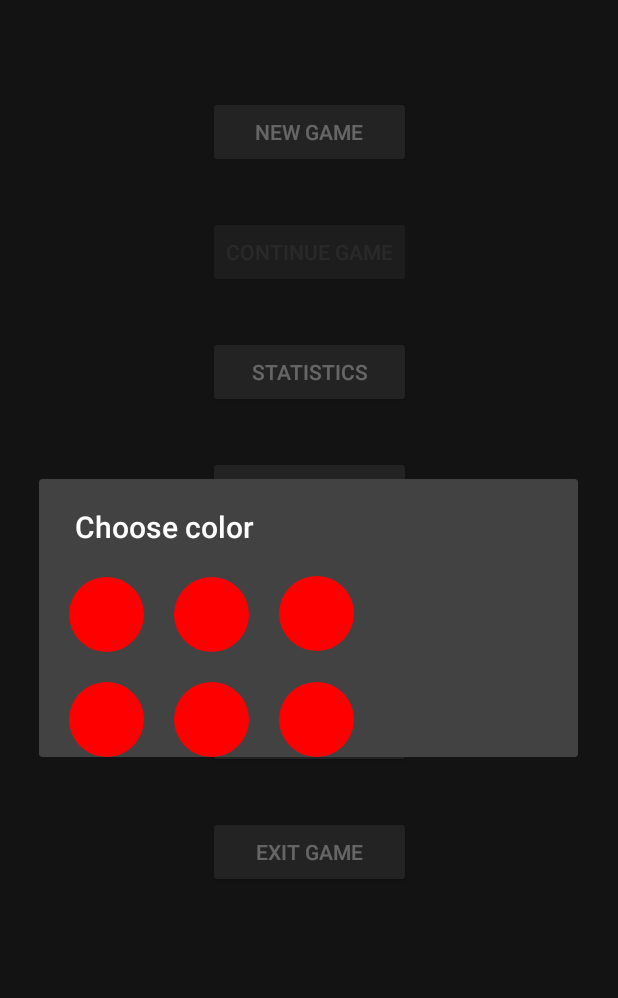
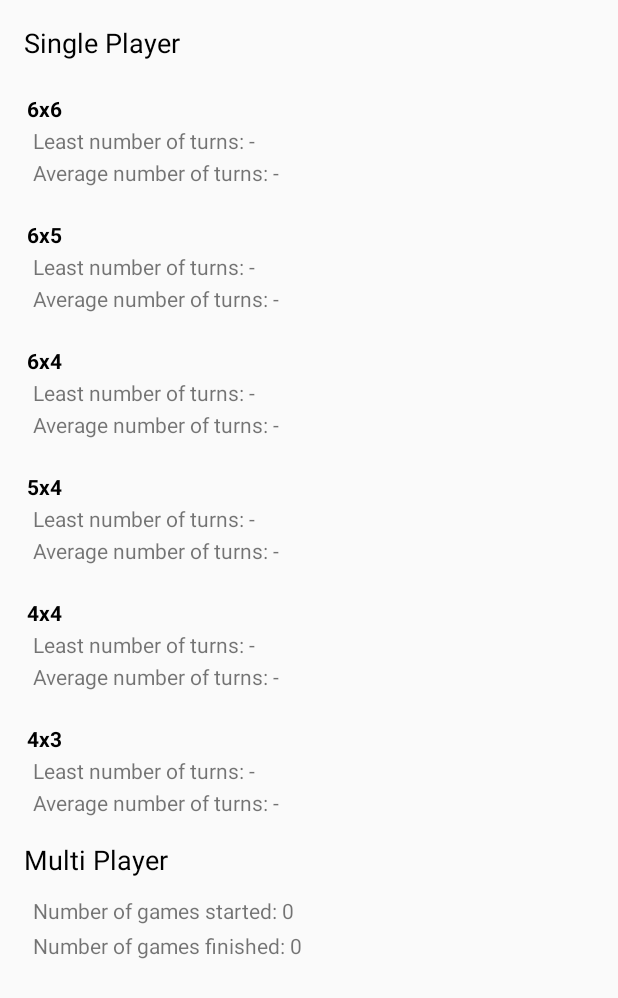
Before and after one commit to kaiott/memory, an Android app: the screen it shows after launch (MainActivity before the commit, StatisticsActivity after it), after a tap on "STATISTICS", on a phone screen of 412 x 824 dp. Shown: the top 998 px of the screen. Run offline under Robolectric (Android 15) with nearby library versions, the phone set to English and light mode, and no system bars; 1 statement that could not run was skipped.

Commit message:
implement single player modus and do statistics and probably more shit, one error fix

```diff
--- a/app/src/main/java/com/example/memory/BaseFullscreenActivity.java
+++ b/app/src/main/java/com/example/memory/BaseFullscreenActivity.java
@@ -38,15 +38,14 @@ public abstract class BaseFullscreenActivity extends AppCompatActivity {
         //Remove notification bar
         this.getWindow().setFlags(WindowManager.LayoutParams.FLAG_FULLSCREEN, WindowManager.LayoutParams.FLAG_FULLSCREEN);
 
-        //Intent intent = new Intent(this, BackgroundSoundService.class);
-        //startService(intent);
-
         getAndSetPreferences();
 
 
         if (playMusic) {
             doBindingShitForMusicAndWhatNotImTiredOfThis();
         }
+
+        Statistics.buildStatistics(BaseFullscreenActivity.this);
 
 
         //Start HomeWatcher
--- a/app/src/main/java/com/example/memory/GameState.java
+++ b/app/src/main/java/com/example/memory/GameState.java
@@ -8,8 +8,9 @@ public class GameState implements Serializable {
     ArrayList<Integer> objectA;
     int n, m, turnPlayer, cardsLeft;
     int [] status;
+    int totalNumberOfTurns;
 
-    public GameState(ArrayList<Player> players, ArrayList<Integer> objectA, int n, int m, int turnPlayer, int cardsLeft, int[] status) {
+    public GameState(ArrayList<Player> players, ArrayList<Integer> objectA, int n, int m, int turnPlayer, int cardsLeft, int[] status, int totalNumberOfTries) {
         this.players = players;
         this.objectA = objectA;
         this.n = n;
@@ -17,5 +18,6 @@ public class GameState implements Serializable {
         this.turnPlayer = turnPlayer;
         this.cardsLeft = cardsLeft;
         this.status = status;
+        this.totalNumberOfTurns = totalNumberOfTries;
     }
 }
--- a/app/src/main/java/com/example/memory/MainActivity.java
+++ b/app/src/main/java/com/example/memory/MainActivity.java
@@ -56,9 +56,8 @@ public class MainActivity extends BaseFullscreenActivity {
     }
 
     public void statisticsClicked(View view) {
-        ColorChooserDialog dialog = new ColorChooserDialog();
-        dialog.show(getSupportFragmentManager(), "example dialog");
-        Toast.makeText(this,"Statistics clicked", Toast.LENGTH_SHORT).show();
+        Intent intent = new Intent(view.getContext(), StatisticsActivity.class);
+        startActivity(intent);
     }
 
     public void helpClicked(android.view.View view) {
--- a/app/src/main/java/com/example/memory/SettingsActivity.java
+++ b/app/src/main/java/com/example/memory/SettingsActivity.java
@@ -132,6 +132,7 @@ public class SettingsActivity extends BaseFullscreenActivity {
                 getSharedPreferences("settings",MODE_PRIVATE).edit().putBoolean("isChildFriendlyVersion", isChildFriendlyVersion).apply();
                 if (isChildFriendlyVersion && cardSet >= CardSets.getNumberChildFriendlySets()) {
                     cardSet = 0;
+                    getSharedPreferences("settings", MODE_PRIVATE).edit().putInt("cardSet", cardSet).apply();
                 }
                 updateUI();
             }
--- /dev/null
+++ b/app/src/main/java/com/example/memory/Statistics.java
@@ -0,0 +1,120 @@
+package com.example.memory;
+
+import android.content.Context;
+import android.content.SharedPreferences;
+
+import com.google.gson.Gson;
+import com.google.gson.GsonBuilder;
+import com.google.gson.reflect.TypeToken;
+
+import java.io.Serializable;
+import java.lang.reflect.Type;
+import java.util.Arrays;
+
+public class Statistics implements Serializable {
+
+    static Statistics statistics;
+
+    // single player stats
+    int  [] numberGames;
+    int [] leastNumberTries;
+    int [] totalNumberTries;
+
+    // multi player stats
+    int gamesFinished;
+    int gamesStarted;
+
+    public Statistics() {
+        numberGames = new int[6];
+        leastNumberTries = new int[6];
+        Arrays.fill(leastNumberTries, Integer.MAX_VALUE);
+        totalNumberTries = new int[6];
+
+        gamesFinished = 0;
+        gamesStarted = 0;
+    }
+
+    //adding single player stats after game finished
+    public static void addToStats(int m, int n, int numTries) {
+        if (statistics == null) {
+            statistics = new Statistics();
+        }
+        int gameType = convertToGameType(m,n);
+        statistics.numberGames[gameType]++;
+        if (statistics.leastNumberTries[gameType] > numTries) {
+            statistics.leastNumberTries[gameType] = numTries;
+        }
+        statistics.totalNumberTries[gameType] += numTries;
+    }
+
+    public static int convertToGameType(int m, int n) {
+        switch (m*n) {
+            case 36: return 0;
+            case 30: return 1;
+            case 24: return 2;
+            case 20: return 3;
+            case 16: return 4;
+            case 12: return 5;
+        }
+        return 0;
+    }
+
+    public static void addStartedGame() {
+        if (statistics == null) {
+            statistics = new Statistics();
+        }
+        statistics.gamesStarted++;
+    }
+    public static void addFinishedGame() {
+        if (statistics == null) {
+            statistics = new Statistics();
+        }
+        statistics.gamesFinished++;
+    }
+
+
+    public static void buildStatistics(Context context) {
+        SharedPreferences preferences = context.getSharedPreferences("game_states", Context.MODE_PRIVATE);
+        String statisticsString = preferences.getString("statistics", null);
+        try {
+            GsonBuilder gsonBilder = new GsonBuilder().setPrettyPrinting();
+            Gson gson = gsonBilder.create();
+            Type type = new TypeToken<Statistics>() {}.getType();
+            statistics = gson.fromJson(statisticsString, type);
+        } catch (Exception some) {
+            statistics = new Statistics();
+        }
+        if (statistics == null) {
+            statistics = new Statistics();
+        }
+    }
+
+    public static void saveStatistics(Context context) {
+        GsonBuilder gsonBilder = new GsonBuilder().setPrettyPrinting();
+        Gson gson = gsonBilder.create();
+
+        SharedPreferences preferences = context.getSharedPreferences("game_states", Context.MODE_PRIVATE);
+        preferences.edit().putString("statistics", gson.toJson(statistics)).apply();
+    }
+
+    static int getMPGamesFinished() {
+        return statistics.gamesFinished;
+    }
+
+    static int getMPGamesStarted() {
+        return statistics.gamesStarted;
+    }
+
+    static int[] getSPTotalNumberTries() {
+        return statistics.totalNumberTries;
+    }
+
+    static int[] getSPLeastNumberTries() {
+        return statistics.leastNumberTries;
+    }
+
+    static int[] getSPNumberGames() {
+        return statistics.numberGames;
+    }
+
+}
--- /dev/null
+++ b/app/src/main/java/com/example/memory/StatisticsActivity.java
@@ -0,0 +1,41 @@
+package com.example.memory;
+
+import androidx.appcompat.app.AppCompatActivity;
+
+import android.os.Bundle;
+import android.widget.TextView;
+
+import org.w3c.dom.Text;
+
+import java.util.Locale;
+
+public class StatisticsActivity extends AppCompatActivity {
+
+
+    @Override
+    protected void onCreate(Bundle savedInstanceState) {
+        super.onCreate(savedInstanceState);
+        setContentView(R.layout.activity_statistics);
+
+        TextView[][] singlePlayerViews =   {{findViewById(R.id.sp_element11), findViewById(R.id.sp_element12)},
+                                            {findViewById(R.id.sp_element21), findViewById(R.id.sp_element22)},
+                                            {findViewById(R.id.sp_element31), findViewById(R.id.sp_element32)},
+                                            {findViewById(R.id.sp_element41), findViewById(R.id.sp_element42)},
+                                            {findViewById(R.id.sp_element51), findViewById(R.id.sp_element52)},
+                                            {findViewById(R.id.sp_element61), findViewById(R.id.sp_element62)},};
+
+        for (int i = 0; i < singlePlayerViews.length; i++) {
+            if (Statistics.getSPNumberGames()[i] != 0) {
+                singlePlayerViews[i][0].setText(String.format(Locale.ENGLISH,"Least number of turns: %d",Statistics.getSPLeastNumberTries()[i]));
+                singlePlayerViews[i][1].setText(String.format(Locale.ENGLISH,"Average number of turns: %.2f",Statistics.getSPTotalNumberTries()[i] * 1.0f / Statistics.getSPNumberGames()[i]));
+            }
+            else {
+                singlePlayerViews[i][0].setText(String.format(Locale.ENGLISH,"Least number of turns: -"));
+                singlePlayerViews[i][1].setText(String.format(Locale.ENGLISH,"Average number of turns: -"));
+            }
+        }
+
+        ((TextView) findViewById(R.id.mp_element1)).setText(String.format(Locale.ENGLISH, "Number of games started: %d", Statistics.getMPGamesStarted()));
+        ((TextView) findViewById(R.id.mp_element2)).setText(String.format(Locale.ENGLISH, "Number of games finished: %d", Statistics.getMPGamesFinished()));
+    }
+}
--- a/app/src/main/res/layout/activity_settings.xml
+++ b/app/src/main/res/layout/activity_settings.xml
@@ -235,6 +235,7 @@
         android:layout_height="wrap_content"
         android:layout_marginEnd="16dp"
         android:layout_marginBottom="16dp"
+        android:onClick="saveAndReturn"
         android:text="@string/settings_save"
         app:layout_constraintBottom_toBottomOf="parent"
         app:layout_constraintEnd_toEndOf="parent" />
--- /dev/null
+++ b/app/src/main/res/layout/activity_statistics.xml
@@ -0,0 +1,261 @@
+<?xml version="1.0" encoding="utf-8"?>
+<androidx.core.widget.NestedScrollView xmlns:android="http://schemas.android.com/apk/res/android"
+    xmlns:app="http://schemas.android.com/apk/res-auto"
+    xmlns:tools="http://schemas.android.com/tools"
+    android:layout_width="fill_parent"
+    android:layout_height="match_parent"
+    android:fillViewport="false"
+    android:orientation="vertical">
+
+    <androidx.constraintlayout.widget.ConstraintLayout
+        android:id="@+id/constraintLayout"
+        android:layout_width="match_parent"
+        android:layout_height="match_parent"
+        android:fadeScrollbars="true"
+        android:isScrollContainer="true"
+        android:scrollbarAlwaysDrawVerticalTrack="false"
+        android:scrollbars="vertical"
+        tools:context=".EventDetailsActivity">
+
+        <TextView
+            android:id="@+id/sp_title"
+            android:layout_width="wrap_content"
+            android:layout_height="wrap_content"
+            android:layout_marginStart="16dp"
+            android:layout_marginTop="16dp"
+            app:layout_constraintStart_toStartOf="parent"
+            app:layout_constraintTop_toTopOf="parent"
+            android:text="Single Player"
+            android:textColor="?attr/textColor"
+            android:textSize="18sp"/>
+
+
+        <TextView
+            android:id="@+id/sp_element1"
+            android:layout_width="wrap_content"
+            android:layout_height="wrap_content"
+            android:layout_marginStart="2dp"
+            android:layout_marginTop="@dimen/settings_vertical_distance"
+            android:text="6x6"
+            android:textColor="?attr/textColor"
+            android:textStyle="bold"
+            app:layout_constraintStart_toStartOf="@id/sp_title"
+            app:layout_constraintTop_toBottomOf="@id/sp_title" />
+
+        <TextView
+            android:id="@+id/sp_element11"
+            android:layout_width="wrap_content"
+            android:layout_height="wrap_content"
+            app:layout_constraintStart_toStartOf="@id/sp_element1"
+            app:layout_constraintTop_toBottomOf="@id/sp_element1"
+            android:layout_marginStart="4dp"
+            android:layout_marginTop="2dp"
+            android:text="least number of tries = 6"/>
+
+        <TextView
+            android:id="@+id/sp_element12"
+            android:layout_width="wrap_content"
+            android:layout_height="wrap_content"
+            app:layout_constraintStart_toStartOf="@id/sp_element1"
+            app:layout_constraintTop_toBottomOf="@id/sp_element11"
+            android:layout_marginStart="4dp"
+            android:layout_marginTop="2dp"
+            android:text="average number of tries = 6"/>
+
+        <TextView
+            android:id="@+id/sp_element2"
+            android:layout_width="wrap_content"
+            android:layout_height="wrap_content"
+            android:layout_marginStart="2dp"
+            android:layout_marginTop="@dimen/settings_vertical_distance"
+            android:text="6x5"
+            android:textColor="?attr/textColor"
+            android:textStyle="bold"
+            app:layout_constraintStart_toStartOf="@id/sp_title"
+            app:layout_constraintTop_toBottomOf="@id/sp_element12" />
+
+        <TextView
+            android:id="@+id/sp_element21"
+            android:layout_width="wrap_content"
+            android:layout_height="wrap_content"
+            app:layout_constraintStart_toStartOf="@id/sp_element2"
+            app:layout_constraintTop_toBottomOf="@id/sp_element2"
+            android:layout_marginStart="4dp"
+            android:layout_marginTop="2dp"
+            android:text="least number of tries = 6"/>
+
+        <TextView
+            android:id="@+id/sp_element22"
+            android:layout_width="wrap_content"
+            android:layout_height="wrap_content"
+            app:layout_constraintStart_toStartOf="@id/sp_element2"
+            app:layout_constraintTop_toBottomOf="@id/sp_element21"
+            android:layout_marginStart="4dp"
+            android:layout_marginTop="2dp"
+            android:text="average number of tries = 6"/>
+
+        <TextView
+            android:id="@+id/sp_element3"
+            android:layout_width="wrap_content"
+            android:layout_height="wrap_content"
+            android:layout_marginStart="2dp"
+            android:layout_marginTop="@dimen/settings_vertical_distance"
+            android:text="6x4"
+            android:textColor="?attr/textColor"
+            android:textStyle="bold"
+            app:layout_constraintStart_toStartOf="@id/sp_title"
+            app:layout_constraintTop_toBottomOf="@id/sp_element22" />
+
+        <TextView
+            android:id="@+id/sp_element31"
+            android:layout_width="wrap_content"
+            android:layout_height="wrap_content"
+            app:layout_constraintStart_toStartOf="@id/sp_element3"
+            app:layout_constraintTop_toBottomOf="@id/sp_element3"
+            android:layout_marginStart="4dp"
+            android:layout_marginTop="2dp"
+            android:text="least number of tries = 6"/>
+
+        <TextView
+            android:id="@+id/sp_element32"
+            android:layout_width="wrap_content"
+            android:layout_height="wrap_content"
+            app:layout_constraintStart_toStartOf="@id/sp_element3"
+            app:layout_constraintTop_toBottomOf="@id/sp_element31"
+            android:layout_marginStart="4dp"
+            android:layout_marginTop="2dp"
+            android:text="average number of tries = 6"/>
+
+        <TextView
+            android:id="@+id/sp_element4"
+            android:layout_width="wrap_content"
+            android:layout_height="wrap_content"
+            android:layout_marginStart="2dp"
+            android:layout_marginTop="@dimen/settings_vertical_distance"
+            android:text="5x4"
+            android:textColor="?attr/textColor"
+            android:textStyle="bold"
+            app:layout_constraintStart_toStartOf="@id/sp_title"
+            app:layout_constraintTop_toBottomOf="@id/sp_element32" />
+
+        <TextView
+            android:id="@+id/sp_element41"
+            android:layout_width="wrap_content"
+            android:layout_height="wrap_content"
+            app:layout_constraintStart_toStartOf="@id/sp_element4"
+            app:layout_constraintTop_toBottomOf="@id/sp_element4"
+            android:layout_marginStart="4dp"
+            android:layout_marginTop="2dp"
+            android:text="least number of tries = 6"/>
+
+        <TextView
+            android:id="@+id/sp_element42"
+            android:layout_width="wrap_content"
+            android:layout_height="wrap_content"
+            app:layout_constraintStart_toStartOf="@id/sp_element4"
+            app:layout_constraintTop_toBottomOf="@id/sp_element41"
+            android:layout_marginStart="4dp"
+            android:layout_marginTop="2dp"
+            android:text="average number of tries = 6"/>
+
+        <TextView
+            android:id="@+id/sp_element5"
+            android:layout_width="wrap_content"
+            android:layout_height="wrap_content"
+            android:layout_marginStart="2dp"
+            android:layout_marginTop="@dimen/settings_vertical_distance"
+            android:text="4x4"
+            android:textColor="?attr/textColor"
+            android:textStyle="bold"
+            app:layout_constraintStart_toStartOf="@id/sp_title"
+            app:layout_constraintTop_toBottomOf="@id/sp_element42" />
+
+        <TextView
+            android:id="@+id/sp_element51"
+            android:layout_width="wrap_content"
+            android:layout_height="wrap_content"
+            app:layout_constraintStart_toStartOf="@id/sp_element5"
+            app:layout_constraintTop_toBottomOf="@id/sp_element5"
+            android:layout_marginStart="4dp"
+            android:layout_marginTop="2dp"
+            android:text="least number of tries = 6"/>
+
+        <TextView
+            android:id="@+id/sp_element52"
+            android:layout_width="wrap_content"
+            android:layout_height="wrap_content"
+            app:layout_constraintStart_toStartOf="@id/sp_element5"
+            app:layout_constraintTop_toBottomOf="@id/sp_element51"
+            android:layout_marginStart="4dp"
+            android:layout_marginTop="2dp"
+            android:text="average number of tries = 6"/>
+
+        <TextView
+            android:id="@+id/sp_element6"
+            android:layout_width="wrap_content"
+            android:layout_height="wrap_content"
+            android:layout_marginStart="2dp"
+            android:layout_marginTop="@dimen/settings_vertical_distance"
+            android:text="4x3"
+            android:textColor="?attr/textColor"
+            android:textStyle="bold"
+            app:layout_constraintStart_toStartOf="@id/sp_title"
+            app:layout_constraintTop_toBottomOf="@id/sp_element52" />
+
+        <TextView
+            android:id="@+id/sp_element61"
+            android:layout_width="wrap_content"
+            android:layout_height="wrap_content"
+            app:layout_constraintStart_toStartOf="@id/sp_element6"
+            app:layout_constraintTop_toBottomOf="@id/sp_element6"
+            android:layout_marginStart="4dp"
+            android:layout_marginTop="2dp"
+            android:text="least number of tries = 6"/>
+
+        <TextView
+            android:id="@+id/sp_element62"
+            android:layout_width="wrap_content"
+            android:layout_height="wrap_content"
+            app:layout_constraintStart_toStartOf="@id/sp_element6"
+            app:layout_constraintTop_toBottomOf="@id/sp_element61"
+            android:layout_marginStart="4dp"
+            android:layout_marginTop="2dp"
+            android:text="average number of tries = 6"/>
+
+        <TextView
+            android:id="@+id/mp_title"
+            android:layout_width="wrap_content"
+            android:layout_height="wrap_content"
+            android:layout_marginStart="16dp"
+            android:layout_marginTop="16dp"
+            android:text="Multi Player"
+            android:textColor="?attr/textColor"
+            android:textSize="18sp"
+            app:layout_constraintStart_toStartOf="parent"
+            app:layout_constraintTop_toBottomOf="@id/sp_element62" />
+
+        <TextView
+            android:id="@+id/mp_element1"
+            android:layout_width="wrap_content"
+            android:layout_height="wrap_content"
+            app:layout_constraintStart_toStartOf="@id/mp_title"
+            app:layout_constraintTop_toBottomOf="@id/mp_title"
+            android:layout_marginStart="6dp"
+            android:layout_marginTop="12dp"
+            android:text="sdjkfsjdo"/>
+
+        <TextView
+            android:id="@+id/mp_element2"
+            android:layout_width="wrap_content"
+            android:layout_height="wrap_content"
+            app:layout_constraintStart_toStartOf="@id/mp_title"
+            app:layout_constraintTop_toBottomOf="@id/mp_element1"
+            android:layout_marginStart="6dp"
+            android:layout_marginTop="4dp"
+            android:text="sdjkfsjdo"/>
+
+
+
+
+    </androidx.constraintlayout.widget.ConstraintLayout>
+</androidx.core.widget.NestedScrollView>
--- a/app/src/main/res/values/strings.xml
+++ b/app/src/main/res/values/strings.xml
@@ -31,4 +31,5 @@
     <string name="points">Points</string>
     <string name="settings_save">Save</string>
     <string name="settings_reset_to_default">Reset to default</string>
+    <string name="turns_used">Turns used</string>
 </resources>
```
Also changed, not shown: app/src/main/AndroidManifest.xml (+19 -12 lines), app/src/main/java/com/example/memory/ConfigureGameActivity.java (+11 -3 lines), app/src/main/java/com/example/memory/GameActivity.java (+55 -22 lines), app/src/main/java/com/example/memory/PlayerTileAdapter.java (+2 -6 lines), app/src/main/res/layout/activity_game.xml (+22 -1 lines), 1 other file.
